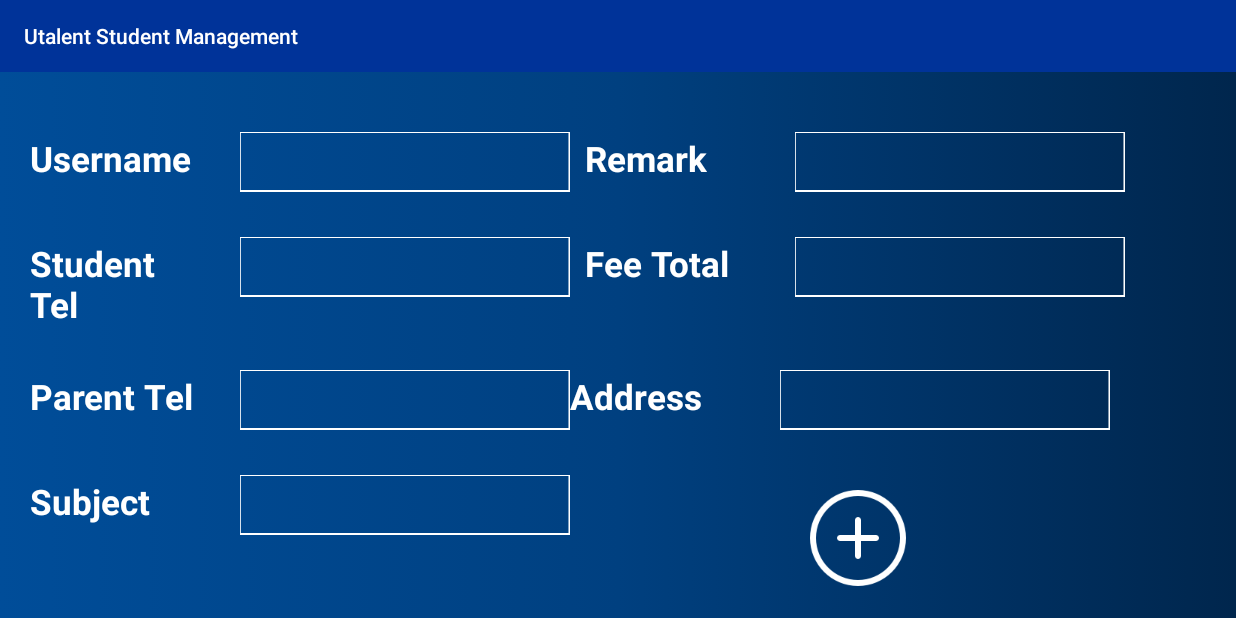
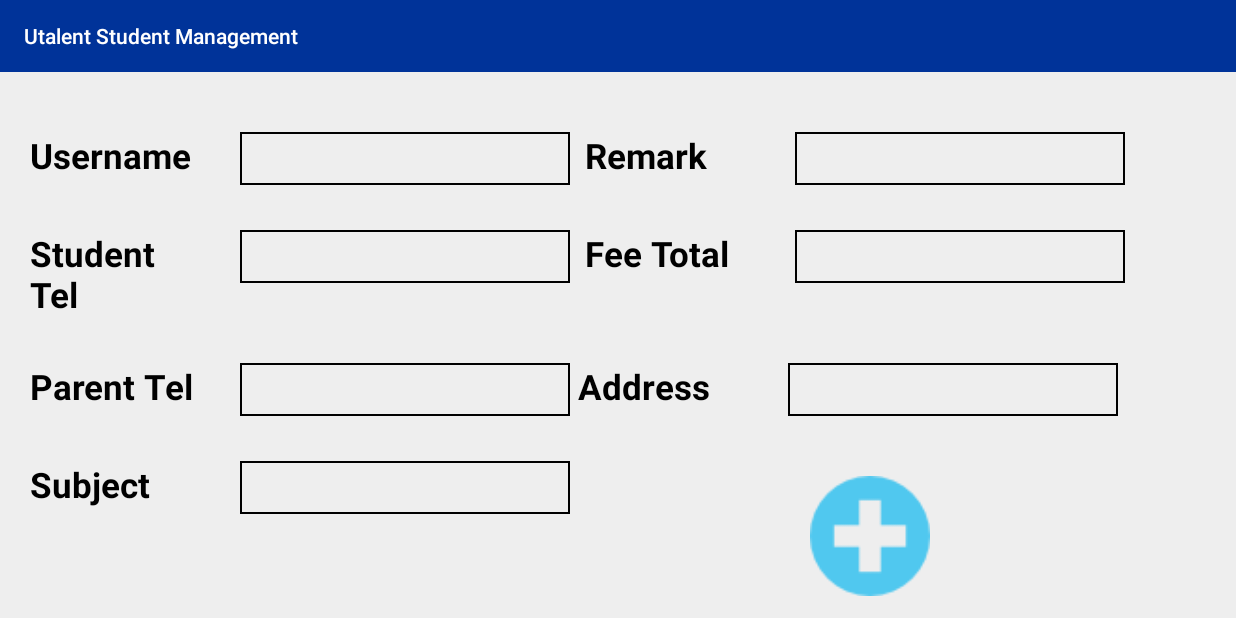
Before and after one commit to softwrengr/Utalent_Student_Management, an Android app: the fragment AddStudentFragment placed in its activity, on a phone screen of 824 x 412 dp (held sideways). Run offline under Robolectric (Android 15) with nearby library versions, the phone set to English and light mode, and no system bars; our stand-ins replace Volley; libraries missing offline, so code that uses them is left out: cn.pedant.

Commit message:
design updated

```diff
--- a/app/src/main/java/utalent/square/developer/utalent/Adapters/FeeReportAdapter.java
+++ b/app/src/main/java/utalent/square/developer/utalent/Adapters/FeeReportAdapter.java
@@ -91,7 +91,7 @@ public class FeeReportAdapter  extends RecyclerView.Adapter<FeeReportAdapter.MyV
     private void apicallDeleteStd(String id) {
         final String stdId = id;
         Log.d("zma",stdId);
-        StringRequest stringRequest = new StringRequest(Request.Method.POST, "https://chritmis.com/Utalent_Api/delete_student.php?"
+        StringRequest stringRequest = new StringRequest(Request.Method.POST, "https://chritmis.com/Utalent_Api/remove_student.php"
                 , new Response.Listener<String>() {
             @Override
             public void onResponse(String response) {
--- a/app/src/main/java/utalent/square/developer/utalent/Fragments/AddStudentFragment.java
+++ b/app/src/main/java/utalent/square/developer/utalent/Fragments/AddStudentFragment.java
@@ -97,7 +97,7 @@ public class AddStudentFragment extends Fragment {
                 params.put("address",strAddress);
                 params.put("subject",strSub);
                 params.put("remark",strRemark);
-                params.put("fee",strFee);
+                params.put("fee_total",strFee);
                 return params;
             }
 
--- a/app/src/main/java/utalent/square/developer/utalent/Fragments/HomeFragment.java
+++ b/app/src/main/java/utalent/square/developer/utalent/Fragments/HomeFragment.java
@@ -240,6 +240,7 @@ public class HomeFragment extends Fragment {
             public void onResponse(String response) {
                 alertDialog.dismiss();
                 Log.d("response", response);
+                addStudentModelArrayList.clear();
                 if (response.contains("200")) {
                     try {
                         if (alertDialog != null)
--- a/app/src/main/res/drawable-hdpi/edittext_shape.xml
+++ b/app/src/main/res/drawable-hdpi/edittext_shape.xml
@@ -3,11 +3,11 @@
 
 
     <corners
-        android:radius="100dp"
+        android:radius="0dp"
         />
 
     />
     <stroke
         android:width="1dip"
-        android:color="#FFFFFF" />
+        android:color="#000" />
 </shape>
--- a/app/src/main/res/layout/fragment_add_student.xml
+++ b/app/src/main/res/layout/fragment_add_student.xml
@@ -4,7 +4,7 @@
     android:layout_width="match_parent"
     android:layout_height="match_parent"
     android:orientation="vertical"
-    android:background="@drawable/home_background"
+    android:background="#eee"
     tools:context=".Fragments.AddStudentFragment">
 
 <ScrollView
@@ -31,15 +31,15 @@
             android:textSize="23sp"
             android:textStyle="bold"
             android:text="Username "
-            android:textColor="#fff"/>
+            android:textColor="#000"/>
 
         <EditText
             android:id="@+id/etname"
             android:layout_width="220sp"
-            android:layout_height="wrap_content"
+            android:layout_height="35sp"
             android:layout_marginLeft="20sp"
             android:layout_toRightOf="@+id/tvname"
-            android:background="@drawable/edittext_bg"
+            android:background="@drawable/edittext_shape"
             android:inputType="textEmailAddress"
             android:textColorHint="#fff"
             android:textColor="#fff"
@@ -52,15 +52,15 @@
             android:textStyle="bold"
             android:text="Remark "
             android:layout_marginLeft="10sp"
-            android:textColor="#fff"/>
+            android:textColor="#000"/>
 
         <EditText
             android:id="@+id/etRemark"
             android:layout_width="220sp"
-            android:layout_height="wrap_content"
+            android:layout_height="35sp"
             android:layout_marginLeft="20sp"
             android:layout_toRightOf="@+id/tvname"
-            android:background="@drawable/edittext_bg"
+            android:background="@drawable/edittext_shape"
             android:inputType="textEmailAddress"
             android:textColorHint="#fff"
             android:textColor="#fff"
@@ -81,15 +81,15 @@
             android:textSize="23sp"
             android:textStyle="bold"
             android:text="Student Tel "
-            android:textColor="#fff"/>
+            android:textColor="#000"/>
 
         <EditText
             android:id="@+id/etStdTel"
             android:layout_width="220sp"
-            android:layout_height="wrap_content"
+            android:layout_height="35sp"
             android:layout_marginLeft="20sp"
             android:layout_toRightOf="@+id/tvname"
-            android:background="@drawable/edittext_bg"
+            android:background="@drawable/edittext_shape"
             android:inputType="textEmailAddress"
             android:textColorHint="#fff"
             android:textColor="#fff"
@@ -102,15 +102,15 @@
             android:textStyle="bold"
             android:text="Fee Total "
             android:layout_marginLeft="10sp"
-            android:textColor="#fff"/>
+            android:textColor="#000"/>
 
         <EditText
             android:id="@+id/etFeetotal"
             android:layout_width="220sp"
-            android:layout_height="wrap_content"
+            android:layout_height="35sp"
             android:layout_marginLeft="20sp"
             android:layout_toRightOf="@+id/tvname"
-            android:background="@drawable/edittext_bg"
+            android:background="@drawable/edittext_shape"
             android:inputType="textEmailAddress"
             android:textColorHint="#fff"
             android:textColor="#fff"
@@ -130,15 +130,15 @@
             android:textSize="23sp"
             android:textStyle="bold"
             android:text="Parent Tel "
-            android:textColor="#fff"/>
+            android:textColor="#000"/>
 
         <EditText
             android:id="@+id/etParentTel"
             android:layout_width="220sp"
-            android:layout_height="wrap_content"
+            android:layout_height="35sp"
             android:layout_marginLeft="20sp"
             android:layout_toRightOf="@+id/tvname"
-            android:background="@drawable/edittext_bg"
+            android:background="@drawable/edittext_shape"
             android:inputType="textEmailAddress"
             android:textColorHint="#fff"
             android:textColor="#fff"
@@ -149,15 +149,16 @@
             android:textSize="23sp"
             android:textStyle="bold"
             android:text="Address "
-            android:textColor="#fff"/>
+            android:layout_marginLeft="5sp"
+            android:textColor="#000"/>
 
         <EditText
             android:id="@+id/etAddress"
             android:layout_width="220sp"
-            android:layout_height="wrap_content"
+            android:layout_height="35sp"
             android:layout_marginLeft="20sp"
             android:layout_toRightOf="@+id/tvname"
-            android:background="@drawable/edittext_bg"
+            android:background="@drawable/edittext_shape"
             android:inputType="textEmailAddress"
             android:textColorHint="#fff"
             android:textColor="#fff"
@@ -178,15 +179,15 @@
             android:textSize="23sp"
             android:textStyle="bold"
             android:text="Subject "
-            android:textColor="#fff"/>
+            android:textColor="#000"/>
 
         <EditText
             android:id="@+id/etSubject"
             android:layout_width="220sp"
-            android:layout_height="wrap_content"
+            android:layout_height="35sp"
             android:layout_marginLeft="20sp"
             android:layout_toRightOf="@+id/tvname"
-            android:background="@drawable/edittext_bg"
+            android:background="@drawable/edittext_shape"
             android:inputType="textEmailAddress"
             android:textColorHint="#fff"
             android:textColor="#fff"
@@ -194,9 +195,9 @@
 
         <ImageView
             android:id="@+id/add"
-            android:layout_width="wrap_content"
-            android:layout_height="wrap_content"
-            android:src="@drawable/add"
+            android:layout_width="100sp"
+            android:layout_height="100sp"
+            android:src="@drawable/addd"
             android:padding="10sp"
             android:layout_gravity="center"
             android:layout_marginLeft="150sp" />
```
Also changed, not shown: app/src/main/res/layout-land/fragment_setting.xml (+32 -24 lines), app/src/main/res/drawable-hdpi/addd.png (added).
